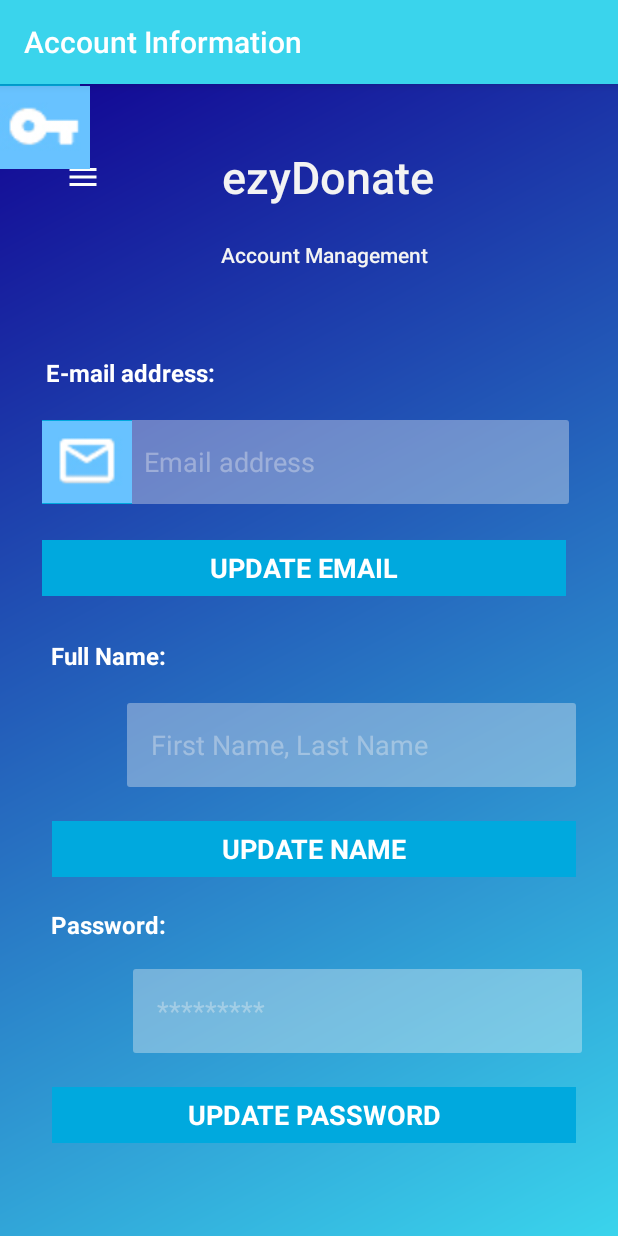
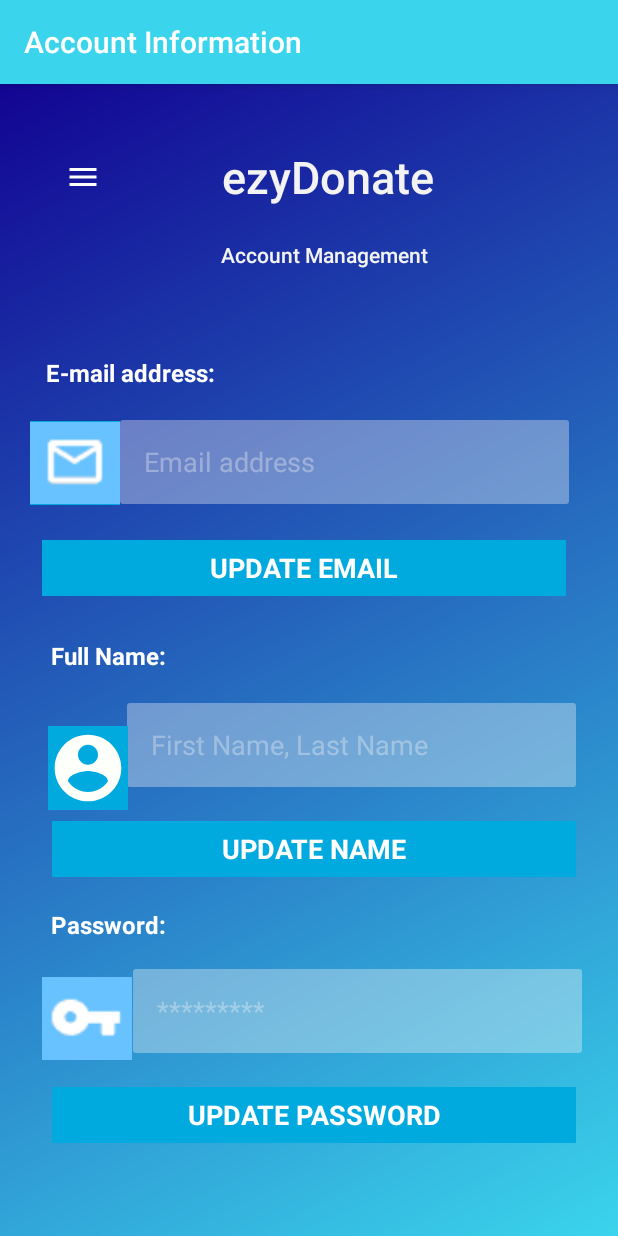
Before and after one commit to mikaelamcnamara/ezyDonate, an Android app: the fragment AccountFragment shown on its own in the app's theme, on a phone screen of 412 x 824 dp. Run offline under Robolectric (Android 15) with nearby library versions, the phone set to English and light mode, and no system bars; our stand-ins replace ButterKnife, Firebase (no records; nobody signed in at launch, a user with empty details on screens opened directly); 2 statements that could not run were skipped.

```diff
--- a/app/build.gradle
+++ b/app/build.gradle
@@ -44,6 +44,8 @@ dependencies {
     implementation 'android.arch.lifecycle:extensions:1.1.1'
     //external lib
     implementation 'com.jakewharton:butterknife:8.8.1'
+    implementation 'org.parceler:parceler-api:1.1.6'
+    annotationProcessor 'org.parceler:parceler:1.1.6'
     annotationProcessor 'com.jakewharton:butterknife-compiler:8.8.1'
 }
 apply plugin: 'com.google.gms.google-services'
--- a/app/src/main/java/com/example/ezydonate/Event.java
+++ b/app/src/main/java/com/example/ezydonate/Event.java
@@ -11,6 +11,11 @@ public class Event {
         public String eventDate;
         public String time;
         public String image;
+
+        public Event () {
+
+
+        }
 
         public Event (String title, String description, String location, String eventDate, String time, String image) {
 
--- a/app/src/main/java/com/example/ezydonate/EventActivity.java
+++ b/app/src/main/java/com/example/ezydonate/EventActivity.java
@@ -29,6 +29,11 @@ import com.google.firebase.database.FirebaseDatabase;
 import com.google.firebase.storage.FirebaseStorage;
 import com.google.firebase.storage.StorageReference;
 import com.google.firebase.storage.UploadTask;
+import com.google.firebase.database.Query;
+import com.firebase.ui.database.FirebaseRecyclerAdapter;
+import com.firebase.ui.database.FirebaseRecyclerOptions;
+import com.firebase.ui.database.ObservableSnapshotArray;
+
 
 import java.io.FileNotFoundException;
 import java.io.IOException;
--- a/app/src/main/res/layout/fragment_account.xml
+++ b/app/src/main/res/layout/fragment_account.xml
@@ -182,10 +182,10 @@
             android:src="@drawable/email"
             app:layout_constraintBottom_toBottomOf="parent"
             app:layout_constraintEnd_toEndOf="parent"
-            app:layout_constraintHorizontal_bias="0.059"
+            app:layout_constraintHorizontal_bias="0.035"
             app:layout_constraintStart_toStartOf="parent"
             app:layout_constraintTop_toTopOf="parent"
-            app:layout_constraintVertical_bias="0.31" />
+            app:layout_constraintVertical_bias="0.311" />
 
         <TextView
             android:id="@+id/textView6"
@@ -292,18 +292,24 @@
             android:id="@+id/imageView14"
             android:layout_width="53dp"
             android:layout_height="56dp"
+            android:layout_marginStart="32dp"
+            android:layout_marginLeft="32dp"
+            android:layout_marginBottom="284dp"
             android:background="@color/lightBlue"
-            app:srcCompat="@drawable/ic_account_circle_black_24dp"
-            tools:layout_editor_absoluteX="31dp"
-            tools:layout_editor_absoluteY="391dp" />
+            app:layout_constraintBottom_toBottomOf="parent"
+            app:layout_constraintStart_toStartOf="parent"
+            app:srcCompat="@drawable/ic_account_circle_black_24dp" />
 
         <ImageView
             android:id="@+id/imageView15"
             android:layout_width="60dp"
             android:layout_height="58dp"
-            app:srcCompat="@drawable/key"
-            tools:layout_editor_absoluteX="31dp"
-            tools:layout_editor_absoluteY="559dp" />
+            android:layout_marginStart="28dp"
+            android:layout_marginLeft="28dp"
+            android:layout_marginBottom="116dp"
+            app:layout_constraintBottom_toBottomOf="parent"
+            app:layout_constraintStart_toStartOf="parent"
+            app:srcCompat="@drawable/key" />
 
 
     </android.support.constraint.ConstraintLayout>
```
Also changed, not shown: app/src/main/java/com/example/ezydonate/EventFragment.java (+68 -11 lines), app/src/main/java/com/example/ezydonate/FirebaseEventViewHolder.java (added, +109 -0 lines), 1 other file.
